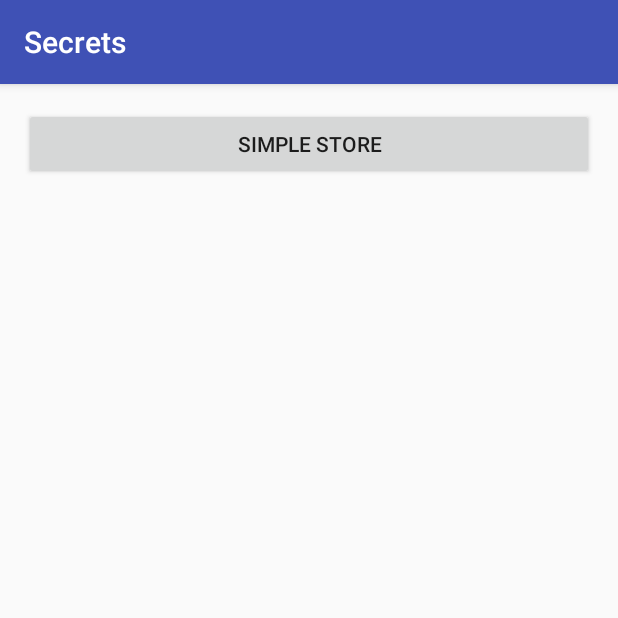
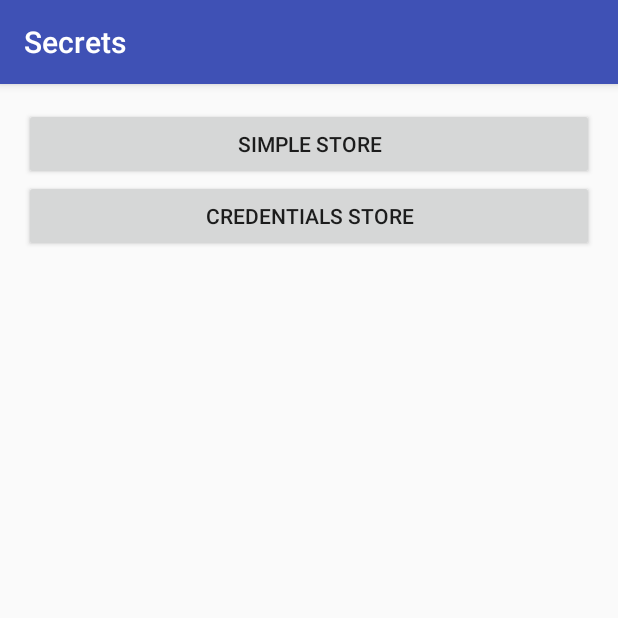
Before and after one commit to yasevich/secrets, an Android app: the screen it shows after launch (MainActivity), on a phone screen of 412 x 824 dp, the top half of it. Run offline under Robolectric (Android 15) with nearby library versions, the phone set to English and light mode, and no system bars; our stand-ins replace data binding.

Commit message:
Add CredentialStoreActivity

```diff
--- a/app/src/main/AndroidManifest.xml
+++ b/app/src/main/AndroidManifest.xml
@@ -20,6 +20,8 @@
 
         <activity android:name=".SimpleStoreActivity"/>
 
+        <activity android:name=".CredentialsStoreActivity"/>
+
     </application>
 
 </manifest>
--- a/app/src/main/java/com/github/yasevich/secrets/MainActivity.java
+++ b/app/src/main/java/com/github/yasevich/secrets/MainActivity.java
@@ -21,5 +21,12 @@ public final class MainActivity extends AppCompatActivity {
                 SimpleStoreActivity.start(view.getContext());
             }
         });
+
+        binding.credentialsStore.setOnClickListener(new View.OnClickListener() {
+            @Override
+            public void onClick(View view) {
+                CredentialsStoreActivity.start(view.getContext());
+            }
+        });
     }
 }
--- a/app/src/main/res/layout/activity_main.xml
+++ b/app/src/main/res/layout/activity_main.xml
@@ -19,6 +19,13 @@
             android:text="Simple Store"
             tools:ignore="HardcodedText"/>
 
+        <Button
+            android:id="@+id/credentials_store"
+            android:layout_width="match_parent"
+            android:layout_height="wrap_content"
+            android:text="Credentials Store"
+            tools:ignore="HardcodedText"/>
+
     </LinearLayout>
 
 </layout>
```
Also changed, not shown: app/src/main/java/com/github/yasevich/secrets/CredentialsStoreActivity.java (added, +13 -0 lines).
